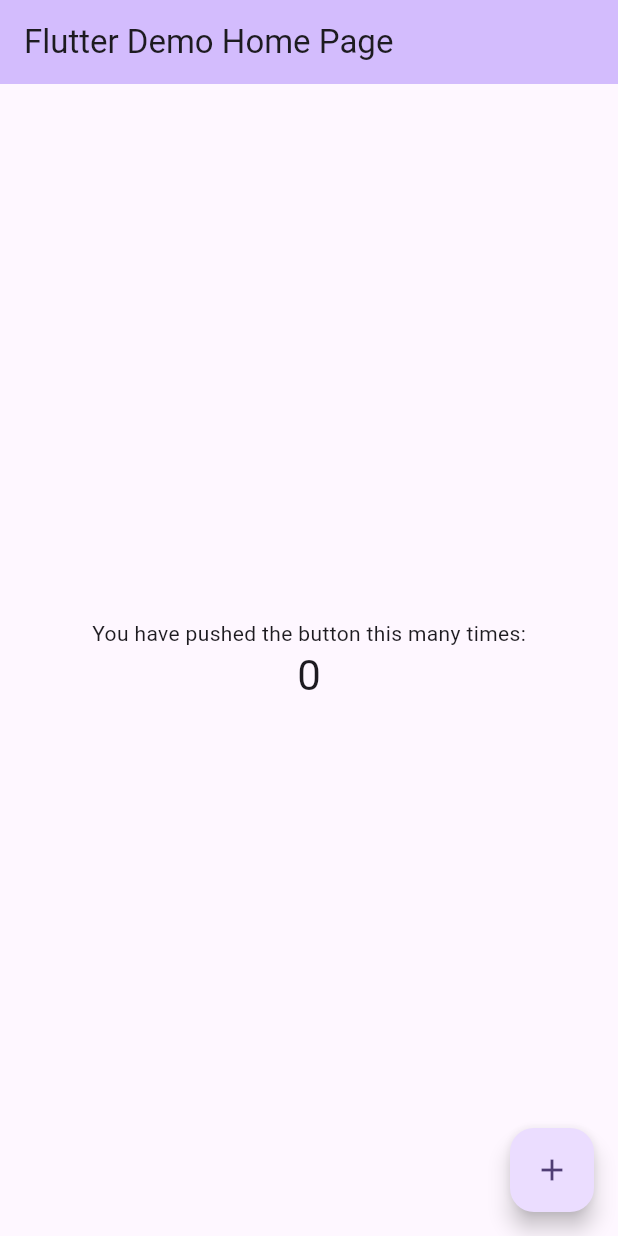
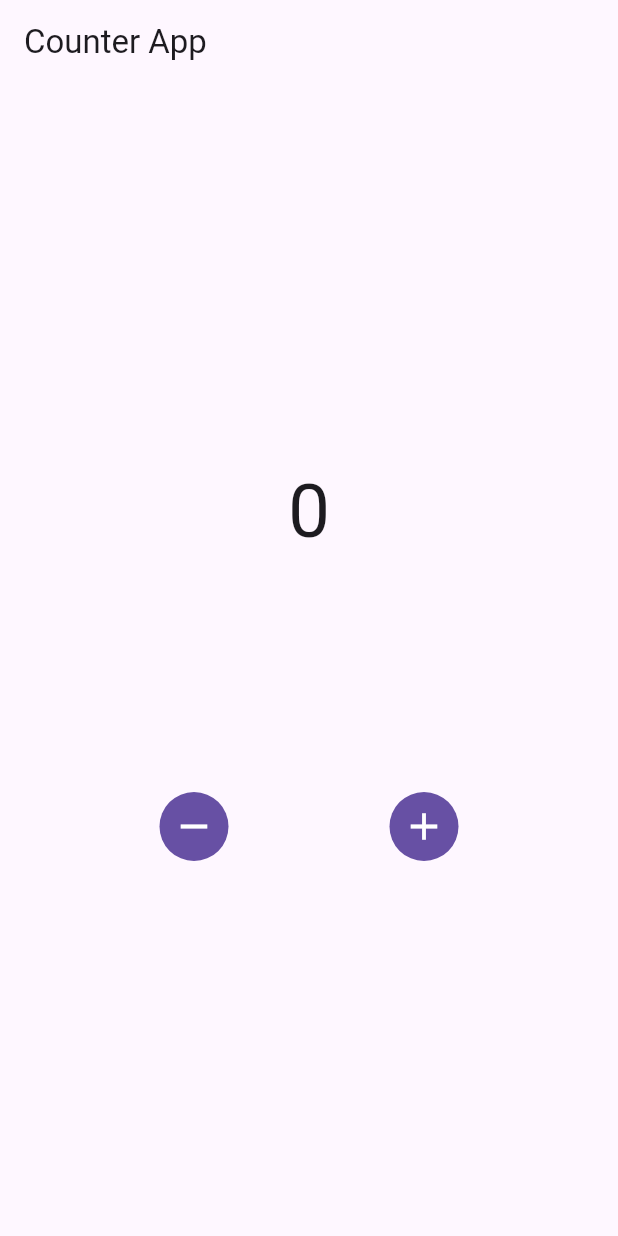
Before and after one commit to ankitpsamrat/Flutter-provider-explore, a Flutter app: the screen it shows after launch, on a phone screen of 412 x 824 dp. Run offline on Flutter 3.47's test engine with Material 3 defaults, Android fonts, the phone set to English and light mode, and no system bars.

Commit message:
counter example

```diff
--- /dev/null
+++ b/lib/counter/counter_provider.dart
@@ -0,0 +1,17 @@
+import 'package:flutter/material.dart';
+
+class CounterProvider extends ChangeNotifier {
+  int counter;
+
+  CounterProvider({this.counter = 0});
+
+  void increment() {
+    counter++;
+    notifyListeners();
+  }
+
+  void decrement() {
+    counter--;
+    notifyListeners();
+  }
+}
--- /dev/null
+++ b/lib/counter/home_screen.dart
@@ -0,0 +1,49 @@
+import 'package:explore_provider/counter/counter_provider.dart';
+import 'package:flutter/material.dart';
+import 'package:provider/provider.dart';
+
+class HomeScreen extends StatelessWidget {
+  const HomeScreen({super.key});
+
+  @override
+  Widget build(BuildContext context) {
+    return Scaffold(
+      appBar: AppBar(
+        title: const Text('Counter App'),
+      ),
+      body: Column(
+        mainAxisAlignment: MainAxisAlignment.center,
+        children: [
+          Text(
+            context.watch<CounterProvider>().counter.toString(),
+            style: const TextStyle(fontSize: 50),
+          ),
+          const SizedBox(height: 150),
+          Row(
+            mainAxisAlignment: MainAxisAlignment.spaceEvenly,
+            children: [
+              IconButton.filled(
+                icon: const Icon(
+                  Icons.remove,
+                  size: 30,
+                ),
+                onPressed: () {
+                  context.read<CounterProvider>().decrement();
+                },
+              ),
+              IconButton.filled(
+                icon: const Icon(
+                  Icons.add,
+                  size: 30,
+                ),
+                onPressed: () {
+                  context.read<CounterProvider>().increment();
+                },
+              ),
+            ],
+          ),
+        ],
+      ),
+    );
+  }
+}
--- a/lib/main.dart
+++ b/lib/main.dart
@@ -1,4 +1,8 @@
 import 'package:flutter/material.dart';
+import 'package:provider/provider.dart';
+
+import 'package:explore_provider/counter/counter_provider.dart';
+import 'package:explore_provider/counter/home_screen.dart';
 
 void main() {
   runApp(const MyApp());
@@ -7,119 +11,17 @@
 class MyApp extends StatelessWidget {
   const MyApp({super.key});
 
-  // This widget is the root of your application.
   @override
   Widget build(BuildContext context) {
-    return MaterialApp(
-      title: 'Flutter Demo',
-      theme: ThemeData(
-        // This is the theme of your application.
-        //
-        // TRY THIS: Try running your application with "flutter run". You'll see
-        // the application has a purple toolbar. Then, without quitting the app,
-        // try changing the seedColor in the colorScheme below to Colors.green
-        // and then invoke "hot reload" (save your changes or press the "hot
-        // reload" button in a Flutter-supported IDE, or press "r" if you used
-        // the command line to start the app).
-        //
-        // Notice that the counter didn't reset back to zero; the application
-        // state is not lost during the reload. To reset the state, use hot
-        // restart instead.
-        //
-        // This works for code too, not just values: Most code changes can be
-        // tested with just a hot reload.
-        colorScheme: ColorScheme.fromSeed(seedColor: Colors.deepPurple),
-        useMaterial3: true,
+    return MultiProvider(
+      providers: [
+        ChangeNotifierProvider(create: (_) => CounterProvider()),
+      ],
+      child: const MaterialApp(
+        debugShowCheckedModeBanner: false,
+        title: 'Provider explore',
+        home: HomeScreen(),
       ),
-      home: const MyHomePage(title: 'Flutter Demo Home Page'),
     );
   }
 }
-
-class MyHomePage extends StatefulWidget {
-  const MyHomePage({super.key, required this.title});
-
-  // This widget is the home page of your application. It is stateful, meaning
-  // that it has a State object (defined below) that contains fields that affect
-  // how it looks.
-
-  // This class is the configuration for the state. It holds the values (in this
-  // case the title) provided by the parent (in this case the App widget) and
-  // used by the build method of the State. Fields in a Widget subclass are
-  // always marked "final".
-
-  final String title;
-
-  @override
-  State<MyHomePage> createState() => _MyHomePageState();
-}
-
-class _MyHomePageState extends State<MyHomePage> {
-  int _counter = 0;
-
-  void _incrementCounter() {
-    setState(() {
-      // This call to setState tells the Flutter framework that something has
-      // changed in this State, which causes it to rerun the build method below
-      // so that the display can reflect the updated values. If we changed
-      // _counter without calling setState(), then the build method would not be
-      // called again, and so nothing would appear to happen.
-      _counter++;
-    });
-  }
-
-  @override
-  Widget build(BuildContext context) {
-    // This method is rerun every time setState is called, for instance as done
-    // by the _incrementCounter method above.
-    //
-    // The Flutter framework has been optimized to make rerunning build methods
-    // fast, so that you can just rebuild anything that needs updating rather
-    // than having to individually change instances of widgets.
-    return Scaffold(
-      appBar: AppBar(
-        // TRY THIS: Try changing the color here to a specific color (to
-        // Colors.amber, perhaps?) and trigger a hot reload to see the AppBar
-        // change color while the other colors stay the same.
-        backgroundColor: Theme.of(context).colorScheme.inversePrimary,
-        // Here we take the value from the MyHomePage object that was created by
-        // the App.build method, and use it to set our appbar title.
-        title: Text(widget.title),
-      ),
-      body: Center(
-        // Center is a layout widget. It takes a single child and positions it
-        // in the middle of the parent.
-        child: Column(
-          // Column is also a layout widget. It takes a list of children and
-          // arranges them vertically. By default, it sizes itself to fit its
-          // children horizontally, and tries to be as tall as its parent.
-          //
-          // Column has various properties to control how it sizes itself and
-          // how it positions its children. Here we use mainAxisAlignment to
-          // center the children vertically; the main axis here is the vertical
-          // axis because Columns are vertical (the cross axis would be
-          // horizontal).
-          //
-          // TRY THIS: Invoke "debug painting" (choose the "Toggle Debug Paint"
-          // action in the IDE, or press "p" in the console), to see the
-          // wireframe for each widget.
-          mainAxisAlignment: MainAxisAlignment.center,
-          children: <Widget>[
-            const Text(
-              'You have pushed the button this many times:',
-            ),
-            Text(
-              '$_counter',
-              style: Theme.of(context).textTheme.headlineMedium,
-            ),
-          ],
-        ),
-      ),
-      floatingActionButton: FloatingActionButton(
-        onPressed: _incrementCounter,
-        tooltip: 'Increment',
-        child: const Icon(Icons.add),
-      ), // This trailing comma makes auto-formatting nicer for build methods.
-    );
-  }
-}
```
